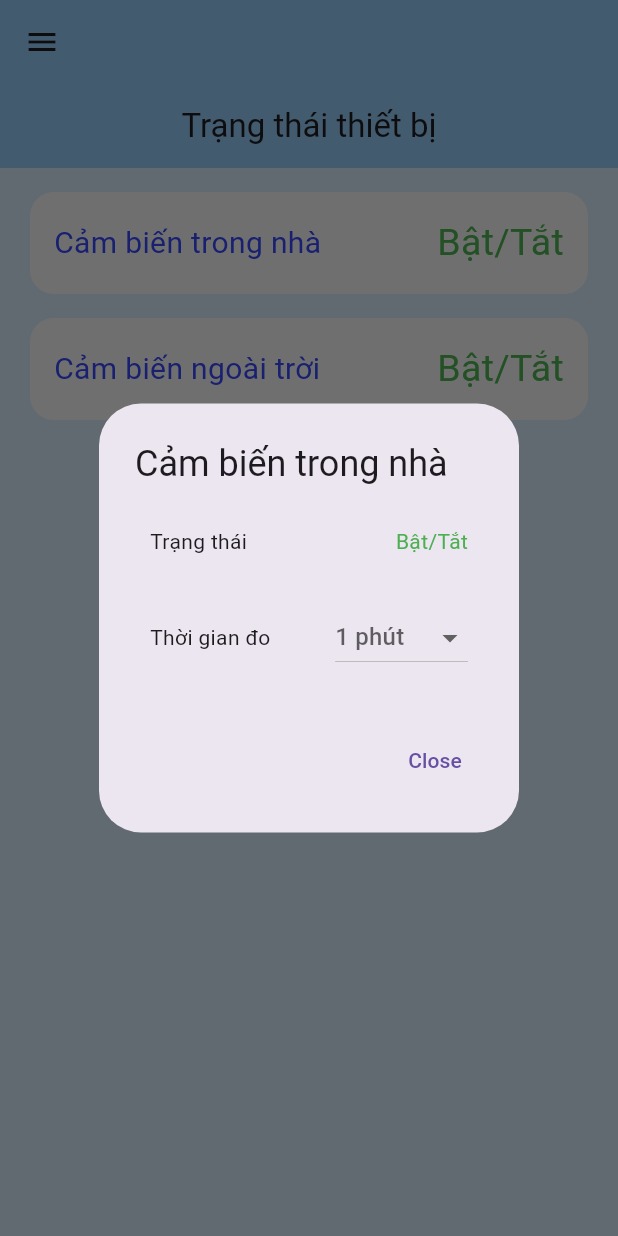
After one commit to izone2911/iot_app, a Flutter app: the ConfigDevicesScreen screen opened by its route, after a tap on "Cảm biến trong nhà", on a phone screen of 412 x 824 dp. The commit adds this screen. Run offline on Flutter 3.47's test engine with Material 3 defaults, Android fonts, the phone set to English and light mode, and no system bars; our stand-ins replace dio, fl_chart, go_router, lazy_load_scrollview, sidebarx; missing offline and left inert: calendar_slider; network calls fail.

Commit message:
fix style & add config devices screen

```diff
--- a/analysis_options.yaml
+++ b/analysis_options.yaml
@@ -3,4 +3,6 @@ analyzer:
   errors:
     avoid_print: ignore
     duplicate_ignore: ignore
+    prefer_const_constructors: ignore
+    prefer_const_literals_to_create_immutables: ignore
     unused_import: ignore
--- a/lib/src/app.dart
+++ b/lib/src/app.dart
@@ -29,6 +29,12 @@ final GoRouter _router = GoRouter(
               name: constant.RoutePath.chart.name,
               path: constant.RoutePath.chart.relative,
               builder: (_, __) => const screen.WeatherScreen())
+        ]),
+        StatefulShellBranch(routes: [
+          GoRoute(
+              name: constant.RoutePath.config.name,
+              path: constant.RoutePath.config.relative,
+              builder: (_, __) => const screen.ConfigDevicesScreen())
         ]),
         // StatefulShellBranch(
         //   routes: [
--- a/lib/src/constant/route.dart
+++ b/lib/src/constant/route.dart
@@ -1,9 +1,8 @@
 enum RoutePath {
 
   home('/', '/'),
-  alert('/alert', '/alert'),
-  alertDetail('detail', '/alert/detail'),
-  chart('/chart','/chart');
+  chart('/chart','/chart'),
+  config('/config','/config');
 
   const RoutePath(this.relative, this.absolute);
   final String relative, absolute;
--- a/lib/src/screen/_index.dart
+++ b/lib/src/screen/_index.dart
@@ -1,3 +1,4 @@
 export 'home_screen.dart';
 export 'navigation_shell/home_navigation_bar.dart';
 export 'weather/weather_screen.dart';
+export 'config_devices/config_devices_screen.dart';
--- /dev/null
+++ b/lib/src/screen/config_devices/config_devices_screen.dart
@@ -0,0 +1,104 @@
+import 'package:flutter/material.dart';
+import 'package:provider/provider.dart';
+import 'package:quanlyhoctap/src/network/lazy_loading_widget.dart';
+
+import '../../network/network_widget.dart';
+import 'package:calendar_slider/calendar_slider.dart';
+import './inside_sensor_form.dart';
+import './outside_sensor_form.dart';
+
+class ConfigDevicesScreen extends StatefulWidget {
+  const ConfigDevicesScreen({super.key});
+
+  @override
+  State<ConfigDevicesScreen> createState() => _DevicesScreenState();
+}
+
+class _DevicesScreenState extends State<ConfigDevicesScreen> {
+  @override
+  Widget build(BuildContext context) {
+    final width = MediaQuery.of(context).size.width;
+    // ignore: unused_local_variable
+    final height = MediaQuery.of(context).size.height;
+
+    return Scaffold(
+      backgroundColor: const Color.fromARGB(255, 214, 231, 246),
+
+        appBar: AppBar(
+          backgroundColor: const Color.fromARGB(255, 147, 198, 240),
+          centerTitle: true,
+          title: Text(
+            'Trạng thái thiết bị',
+          ),
+        ),
+        body: Center(
+            child: Padding(
+          padding: const EdgeInsets.all(16.0),
+          child: Column(
+            children: [
+              InkWell(
+                onTap: () {
+                  insideSensorDialog(context);
+                  print('Tapped sensor inside');
+                },
+                child: Container(
+                    width: width - 40,
+                    decoration: BoxDecoration(
+                      color:
+                          const Color.fromARGB(255, 245, 243, 243),  // Màu nền
+                      // border:
+                      //     Border.all(color: Colors.blue, width: 0), // Viền
+                      borderRadius: BorderRadius.circular(16), // Bo góc
+                    ),
+                    padding: const EdgeInsets.all(16.0),
+                    child: Row(
+                      children: [
+                        Text('Cảm biến trong nhà', style: TextStyle(
+                          color: const Color.fromARGB(255, 54, 70, 244),
+                          fontSize: 20,
+                        ),),
+                        const Spacer(),
+                        Text(
+                          'Bật/Tắt',
+                          style: TextStyle(color: Colors.green, fontSize: 25),
+                        )
+                      ],
+                    )),
+              ),
+
+              SizedBox(height: 16),
+
+              InkWell(
+                onTap: () {
+                  outsideSensorDialog(context);
+                  print('Tapped sensor outside');
+                },
+                child: Container(
+                    width: width - 40,
+                    decoration: BoxDecoration(
+                      color:
+                          const Color.fromARGB(255, 245, 243, 243), // Màu nền
+                      // border:
+                      //     Border.all(color: Colors.blue, width: 0), // Viền
+                      borderRadius: BorderRadius.circular(16), // Bo góc
+                    ),
+                    padding: const EdgeInsets.all(16.0),
+                    child: Row(
+                      children: [
+                        Text('Cảm biến ngoài trời', style: TextStyle(
+                          color: const Color.fromARGB(255, 54, 70, 244),
+                          fontSize: 20,
+                        ),),
+                        const Spacer(),
+                        Text(
+                          'Bật/Tắt',
+                          style: TextStyle(color: Colors.green, fontSize: 25),
+                        )
+                      ],
+                    )),
+              ),
+            ],
+          ),
+        )));
+  }
+}
--- /dev/null
+++ b/lib/src/screen/config_devices/dropdown_time.dart
@@ -0,0 +1,37 @@
+import 'package:flutter/material.dart';
+
+class DropdownTimeList extends StatefulWidget {
+  const DropdownTimeList({super.key});
+
+  @override
+  State<DropdownTimeList> createState() => _DropdownList();
+}
+
+class _DropdownList extends State<DropdownTimeList> {
+  String? _selectedValue;
+  final List<String> _options = ['1', '5', '10', '30', '60', '120'];
+
+  @override
+  Widget build(BuildContext context) {
+    return Column(
+      mainAxisSize: MainAxisSize.min,
+      children: [
+        DropdownButton<String>(
+          hint: const Text('1 phút'),
+          value: _selectedValue,
+          items: _options.map((String option) {
+            return DropdownMenuItem<String>(
+              value: option,
+              child: Text('$option phút'),
+            );
+          }).toList(),
+          onChanged: (String? newValue) {
+            setState(() {
+              _selectedValue = newValue;
+            });
+          },
+        ),
+      ],
+    );
+  }
+}
--- /dev/null
+++ b/lib/src/screen/config_devices/inside_sensor_form.dart
@@ -0,0 +1,61 @@
+import 'package:flutter/material.dart';
+import './dropdown_time.dart';
+
+void insideSensorDialog(BuildContext context) {
+  showDialog(
+    context: context,
+    builder: (BuildContext context) {
+      return AlertDialog(
+        title: const Text('Cảm biến trong nhà'),
+        content: Column(
+          mainAxisSize: MainAxisSize.min,
+          children: [
+            Container(
+                padding: const EdgeInsets.all(10.0),
+                child: Row(
+                  children: [
+                    Text('Trạng thái'),
+                    const Spacer(),
+                    InkWell(
+                        onTap: () {
+                          print('Bật/Tắt sensor trong nhà');
+                        },
+                        child: Text(
+                          'Bật/Tắt',
+                          style: TextStyle(color: Colors.green),
+                        )),
+                  ],
+                )),
+            SizedBox(
+              height: 10,
+            ),
+            Container(
+                padding: const EdgeInsets.all(10.0),
+                child: Row(
+                  children: [
+                    Text(
+                      'Thời gian đo',
+                      softWrap: true,
+                    ),
+                    const Spacer(),
+                    InkWell(
+                        onTap: () {
+                          print('Chỉnh thời gian sensor trong nhà');
+                        },
+                        child: DropdownTimeList()),
+                  ],
+                )),
+          ],
+        ),
+        actions: [
+          TextButton(
+            onPressed: () {
+              Navigator.of(context).pop(); // Đóng modal
+            },
+            child: const Text('Close'),
+          ),
+        ],
+      );
+    },
+  );
+}
--- a/lib/src/screen/home_screen.dart
+++ b/lib/src/screen/home_screen.dart
@@ -12,6 +12,8 @@ class HomeScreen extends StatelessWidget {
   Widget build(BuildContext context) {
 
     return Scaffold(
+      backgroundColor: const Color.fromARGB(255, 214, 231, 246),
+
       body: Center(
         child: GestureDetector(
           onTap: () {
--- a/lib/src/screen/navigation_shell/home_navigation_bar.dart
+++ b/lib/src/screen/navigation_shell/home_navigation_bar.dart
@@ -20,6 +20,7 @@ class ScaffoldWithHomeNavigation extends StatelessWidget {
 
     return Scaffold(
       appBar: AppBar(
+        backgroundColor: const Color.fromARGB(255, 147, 198, 240),
         // title: Text('Drawer Example'),
         // actions: [IconButton(
         //     icon: const Icon(Icons.menu),
@@ -107,7 +108,7 @@ class ScaffoldWithHomeNavigation extends StatelessWidget {
           ),
           SidebarXItem(
             icon: Icons.insert_chart,
-            label: 'Biểu đồ',
+            label: 'Thống kê',
             onTap: () => navigationShell.goBranch(1),
           ),
           // SidebarXItem(
@@ -115,6 +116,11 @@ class ScaffoldWithHomeNavigation extends StatelessWidget {
           //   label: 'Thông báo',
           //   onTap: () => navigationShell.goBranch(2),
           // ),
+          SidebarXItem(
+            icon: Icons.edgesensor_high,
+            label: 'Quản lý thiết bị',
+            onTap: () => navigationShell.goBranch(2),
+          ),
         ],
       ),
     );
--- a/lib/src/screen/weather/weather_screen.dart
+++ b/lib/src/screen/weather/weather_screen.dart
@@ -93,6 +93,7 @@ class _WeatherScreenState extends State<WeatherScreen> {
     final height = MediaQuery.of(context).size.height;
 
     return Scaffold(
+      backgroundColor: const Color.fromARGB(255, 214, 231, 246),
         body: Center(
       child: Column(
         children: [
--- a/pubspec.yaml
+++ b/pubspec.yaml
@@ -27,6 +27,7 @@ dependencies:
   collection: ^1.18.0
   sidebarx: ^0.17.1
   calendar_slider: ^0.0.4
+  file_picker: 8.1.4
 
 dev_dependencies:
   flutter_test:
```
Also changed, not shown: lib/src/screen/config_devices/outside_sensor_form.dart (added, +61 -0 lines), lib/main.dart (line endings or trailing spaces), 3 other files.
